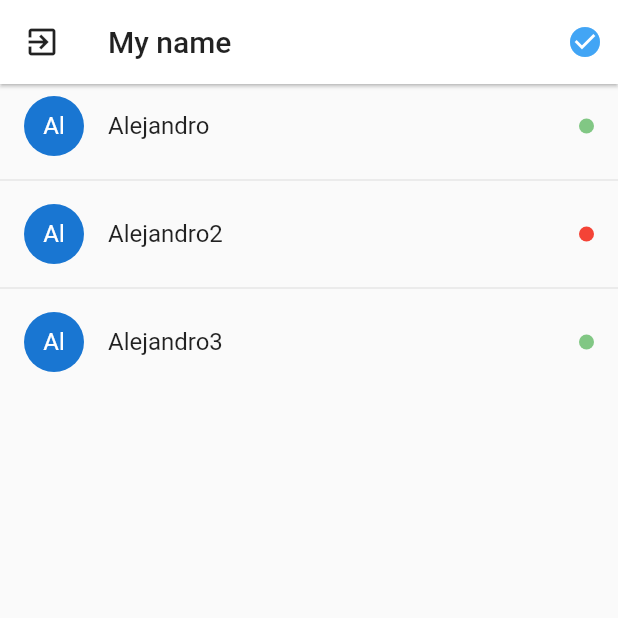
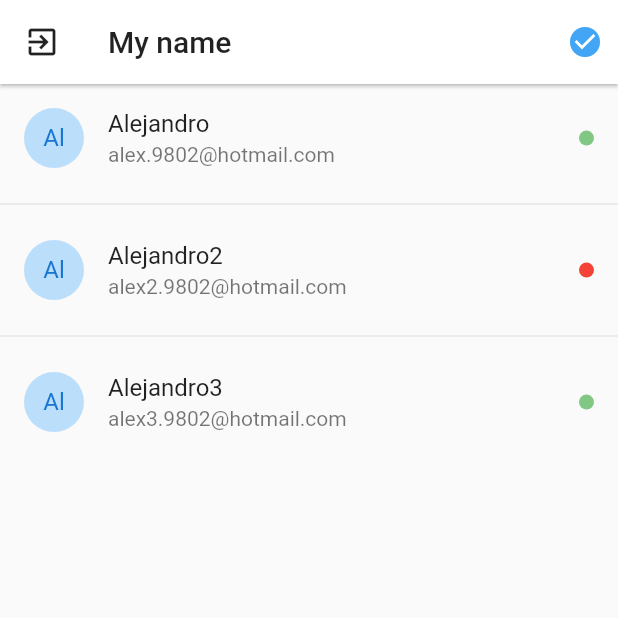
Before and after one commit to Alex980102/flutter-chat-app, a Flutter app: the screen it shows after launch, on a phone screen of 412 x 824 dp, the top half of it. Run offline on Flutter 3.47's test engine with Material 2 defaults, Android fonts, the phone set to English and light mode, and no system bars; drawn by our look-alikes of pull_to_refresh.

Commit message:
Stage 7 section 62

```diff
--- a/lib/pages/users_page.dart
+++ b/lib/pages/users_page.dart
@@ -1,5 +1,6 @@
 import 'package:chat_app_flutter/models/user.model.dart';
 import 'package:flutter/material.dart';
+import 'package:pull_to_refresh/pull_to_refresh.dart';
 
 class UserPage extends StatefulWidget {
   @override
@@ -7,6 +8,8 @@ class UserPage extends StatefulWidget {
 }
 
 class _UserPageState extends State<UserPage> {
+  RefreshController _refreshController =
+      RefreshController(initialRefresh: false);
   final users = [
     User(
         email: 'alex.9802@hotmail.com',
@@ -52,23 +55,47 @@ class _UserPageState extends State<UserPage> {
             )
           ],
         ),
-        body: ListView.separated(
+        body: SmartRefresher(
+          controller: _refreshController,
+          enablePullDown: true,
+          onRefresh: _loadUsers,
+          header: WaterDropHeader(
+            complete: Icon(Icons.check, color: Colors.blue[400]),
+            waterDropColor: Colors.blue.shade400,
+          ),
+          child: _listViewUsers(),
+        ));
+  }
+
+  ListView _listViewUsers() {
+    return ListView.separated(
       physics: BouncingScrollPhysics(),
-          itemBuilder: (_, i) => ListTile(
-            title: Text(users[i].name),
+      itemBuilder: (_, i) => _userListTile(users[i]),
+      separatorBuilder: (_, i) => Divider(),
+      itemCount: users.length,
+    );
+  }
+
+  ListTile _userListTile(User user) {
+    return ListTile(
+      title: Text(user.name),
+      subtitle: Text(user.email),
       leading: CircleAvatar(
-              child: Text(users[i].name.substring(0, 2)),
+        child: Text(user.name.substring(0, 2)),
+        backgroundColor: Colors.blue[100],
       ),
       trailing: Container(
         width: 10,
         height: 10,
         decoration: BoxDecoration(
-                  color: users[i].online ? Colors.green[300] : Colors.red,
+            color: user.online ? Colors.green[300] : Colors.red,
             borderRadius: BorderRadius.circular(100)),
       ),
-          ),
-          separatorBuilder: (_, i) => Divider(),
-          itemCount: users.length,
-        ));
+    );
+  }
+
+  _loadUsers() async {
+    await Future.delayed(Duration(milliseconds: 1000));
+    _refreshController.refreshCompleted();
   }
 }
--- a/pubspec.yaml
+++ b/pubspec.yaml
@@ -28,6 +28,7 @@ dependencies:
   # The following adds the Cupertino Icons font to your application.
   # Use with the CupertinoIcons class for iOS style icons.
   cupertino_icons: ^1.0.2
+  pull_to_refresh: ^2.0.0
 
 dev_dependencies:
   flutter_test:
```
Also changed, not shown: pubspec.lock. Lines whose indentation alone changed are shown as unchanged.
